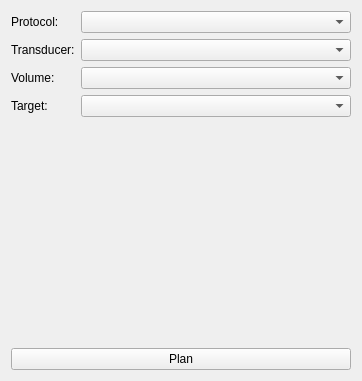
The window that OpenLIFUSonicationPlanner/Resources/UI/OpenLIFUSonicationPlanner.ui (arhowe00/SlicerOpenLIFU) describes before a commit, drawn with Qt 5.
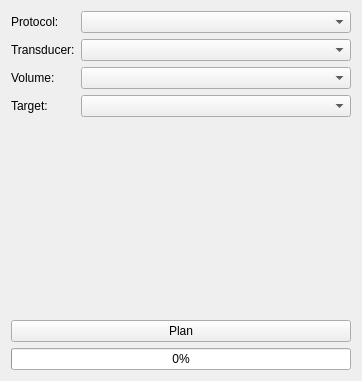
The same window after the commit. Custom widgets are drawn as their Qt base class.

Commit message: Add progress bar for sonication planning (#61)

What changed in the file:
```diff
--- a/OpenLIFUSonicationPlanner/Resources/UI/OpenLIFUSonicationPlanner.ui
+++ b/OpenLIFUSonicationPlanner/Resources/UI/OpenLIFUSonicationPlanner.ui
@@ -10,7 +10,9 @@
     <height>381</height>
    </rect>
   </property>
-  <layout class="QFormLayout" name="formLayout">
+  <layout class="QVBoxLayout" name="verticalLayout_2">
+   <item>
+    <layout class="QFormLayout" name="formLayout_2">
    <item row="0" column="0">
     <widget class="QLabel" name="labelProtocol">
      <property name="text">
@@ -66,6 +68,9 @@
      </property>
     </widget>
    </item>
+     <item row="2" column="1">
+      <widget class="QComboBox" name="VolumeComboBox"/>
+     </item>
    <item row="3" column="0">
     <widget class="QLabel" name="labelTarget">
      <property name="text">
@@ -73,7 +78,12 @@
      </property>
     </widget>
    </item>
-   <item row="4" column="0" colspan="2">
+     <item row="3" column="1">
+      <widget class="QComboBox" name="TargetComboBox"/>
+     </item>
+    </layout>
+   </item>
+   <item>
     <spacer name="verticalSpacer_2">
      <property name="orientation">
       <enum>Qt::Vertical</enum>
@@ -86,18 +96,25 @@
      </property>
     </spacer>
    </item>
-   <item row="5" column="0" colspan="2">
+   <item>
     <widget class="QPushButton" name="PlanPushButton">
      <property name="text">
       <string>Plan</string>
      </property>
     </widget>
    </item>
-   <item row="2" column="1">
-    <widget class="QComboBox" name="VolumeComboBox"/>
-   </item>
-   <item row="3" column="1">
-    <widget class="QComboBox" name="TargetComboBox"/>
+   <item>
+    <widget class="QProgressBar" name="planProgressBar">
+     <property name="enabled">
+      <bool>true</bool>
+     </property>
+     <property name="maximum">
+      <number>1</number>
+     </property>
+     <property name="value">
+      <number>0</number>
+     </property>
+    </widget>
    </item>
   </layout>
  </widget>
```
Lines whose indentation alone changed are shown as unchanged. The commit also changes 2 other files.
